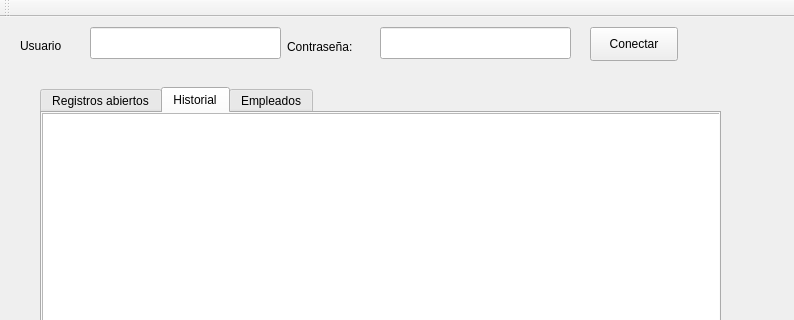
Above: Admin_Fichaje_Plantilla/ui/mainwindow.ui from MartiHui/GSDAM_Fichaje_Plantilla before the change; both pictures show x 0 to 794 and y 0 to 320 of the 794 by 536 pixel window. Below: the same form after it.
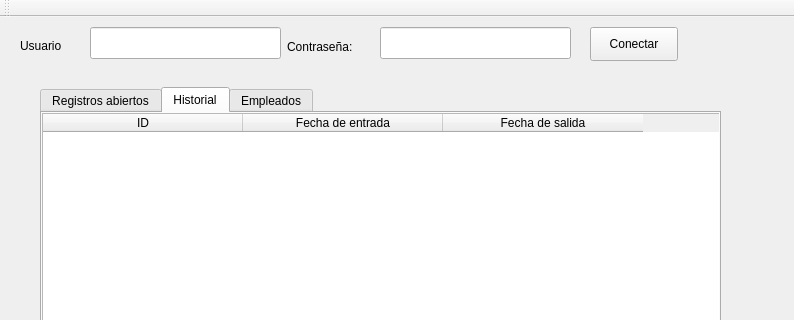
That is the form after the change. The open tabs and pages were chosen to show the change.

What changed in the file:
```diff
--- a/Admin_Fichaje_Plantilla/ui/mainwindow.ui
+++ b/Admin_Fichaje_Plantilla/ui/mainwindow.ui
@@ -113,6 +113,24 @@
         <height>341</height>
        </rect>
       </property>
+      <attribute name="horizontalHeaderDefaultSectionSize">
+       <number>200</number>
+      </attribute>
+      <column>
+       <property name="text">
+        <string>ID</string>
+       </property>
+      </column>
+      <column>
+       <property name="text">
+        <string>Fecha de entrada</string>
+       </property>
+      </column>
+      <column>
+       <property name="text">
+        <string>Fecha de salida</string>
+       </property>
+      </column>
      </widget>
     </widget>
     <widget class="QWidget" name="empleadosTab">
```
Left out of the diff: 22 changed lines with no effect on the pictures.
